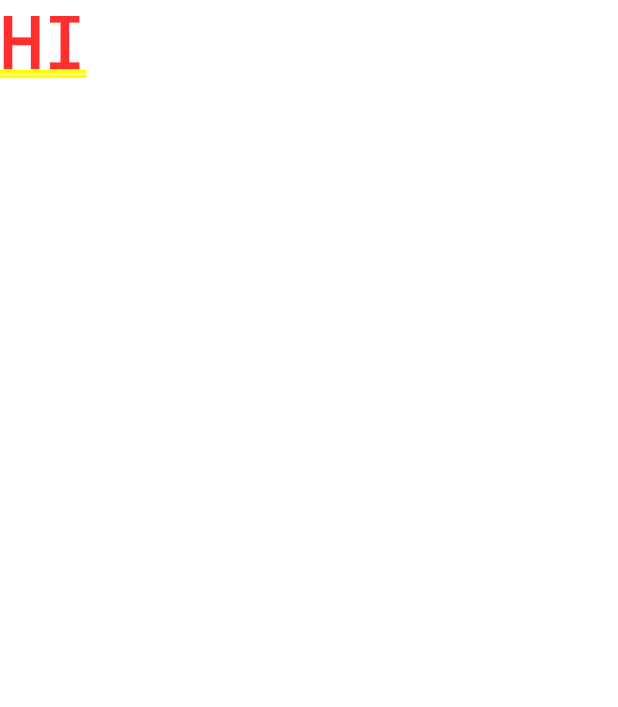
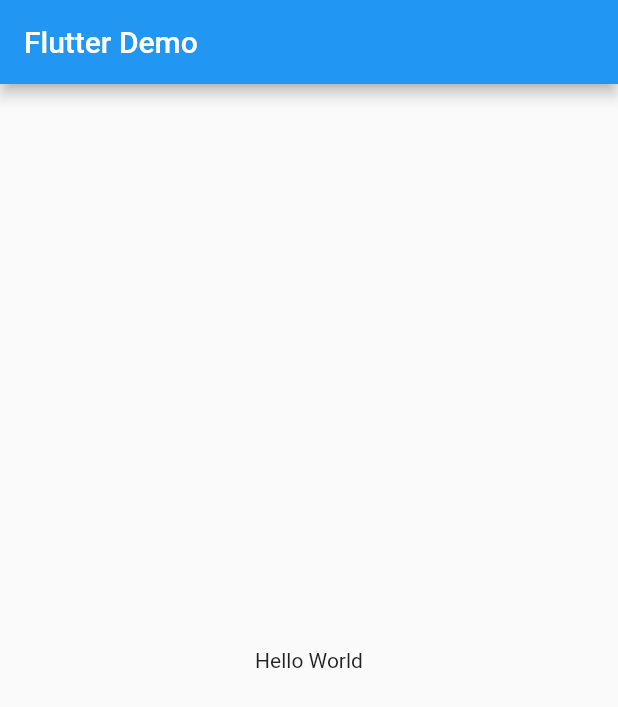
Before and after one commit to mdmanik74/Flutter-Day, a Flutter app: the screen it shows after launch, on a phone screen of 412 x 824 dp. Shown: the top 707 px of the screen. Run offline on Flutter 3.47's test engine with Material 2 defaults, Android fonts, the phone set to English and light mode, and no system bars.

Commit message:
Flutter code page

```diff
--- /dev/null
+++ b/config.json
@@ -0,0 +1,8 @@
+{
+    "modules": [],
+    "module_directory_name": "module",
+    "experimental_mode": false,
+    "learning_mode": false,
+    "unfreezed": true,
+    "use_cubit": false
+}
--- a/lib/main.dart
+++ b/lib/main.dart
@@ -1,35 +1,18 @@
 import 'package:flutter/material.dart';
+import 'package:source_code/source/first_app.dart';
 
 void main() {
   runApp(const MyApp());
 }
 
 class MyApp extends StatelessWidget {
-  const MyApp({super.key});
+  const MyApp({Key? key}) : super(key: key);
 
-  // This widget is the root of your application.
   @override
   Widget build(BuildContext context) {
+    // Material App
     return MaterialApp(
-      title: 'Flutter Demo',
-      theme: ThemeData(
-
-        colorScheme: ColorScheme.fromSeed(seedColor: Colors.deepPurple),
-        useMaterial3: true,
-      ),
-      home:  const MyHomePage(),
+      home: FirstApp(),
     );
   }
 }
-
-class MyHomePage extends StatelessWidget {
-  const MyHomePage({super.key});
-
-
-  @override
-  Widget build(BuildContext context) {
-    return Container(
-      child: Text('HI'),
-    );
-  }
-}
--- /dev/null
+++ b/lib/source/first_app.dart
@@ -0,0 +1,19 @@
+import 'package:flutter/material.dart';
+
+class FirstApp extends StatelessWidget {
+  const FirstApp({super.key});
+
+  // This widget is the root of your application.
+  @override
+  Widget build(BuildContext context) {
+    return Scaffold(
+      appBar: AppBar(
+        title: const Text('Flutter Demo'),
+      ),
+      body: const Padding(
+        padding: EdgeInsets.all(8.0),
+        child: Center(child: Text('Hello World')),
+      ),
+    );
+  }
+}
```
